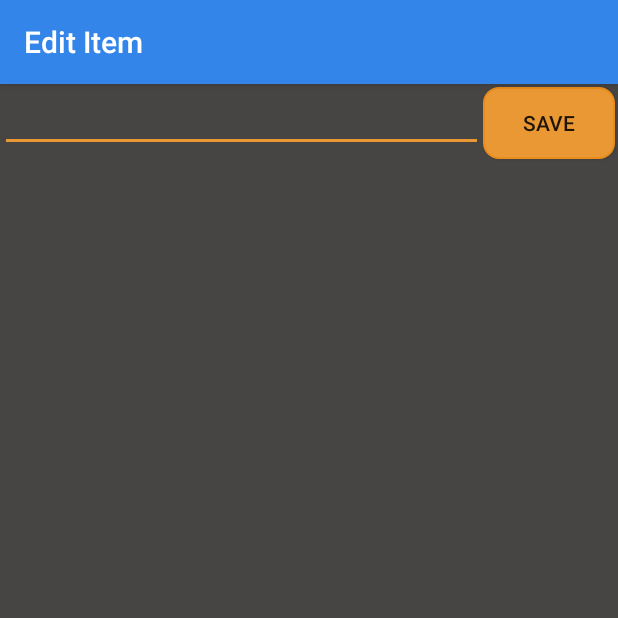
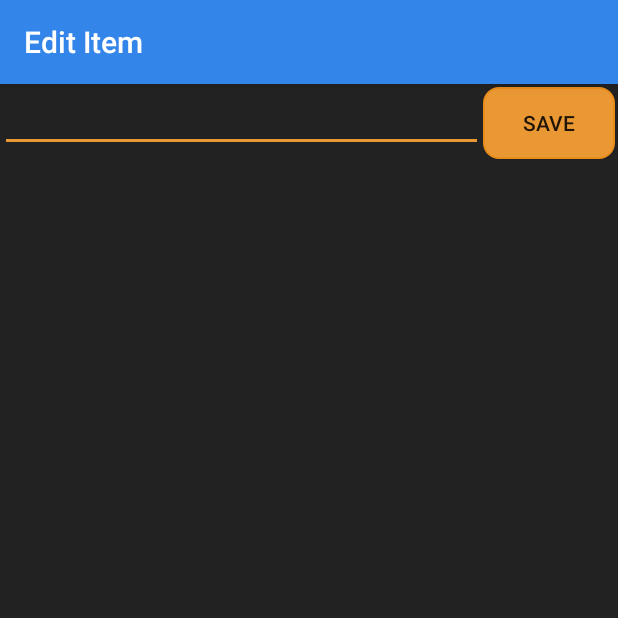
Before and after one commit to pranitishettiwar/CodepathToDo, an Android app: the screen it shows after launch (EditItemActivity), after a tap on an icon or button, on a phone screen of 412 x 824 dp, the top half of it. Run offline under Robolectric (Android 15) with nearby library versions, the phone set to English and light mode, and no system bars; libraries missing offline, so code that uses them is left out: com.raizlabs.android; 3 statements that could not run were skipped; 1 other tap on this screen came first.

Commit message:
Added new colors

```diff
--- a/SimpleTodo/app/src/main/java/com/codepath/simpletodo/MainActivity.java
+++ b/SimpleTodo/app/src/main/java/com/codepath/simpletodo/MainActivity.java
@@ -1,13 +1,16 @@
 package com.codepath.simpletodo;
 
 import android.content.Intent;
+import android.graphics.Color;
 import android.os.Bundle;
 import android.support.v7.app.AppCompatActivity;
 import android.view.View;
+import android.view.ViewGroup;
 import android.widget.AdapterView;
 import android.widget.ArrayAdapter;
 import android.widget.EditText;
 import android.widget.ListView;
+import android.widget.TextView;
 import android.widget.Toast;
 
 import com.raizlabs.android.dbflow.config.FlowConfig;
@@ -86,7 +89,19 @@ public class MainActivity extends AppCompatActivity {
 
     public void populateArrayItems() {
         readItemsFromDB();
-        aToDoAdapter = new ArrayAdapter<String>(this, android.R.layout.simple_list_item_1, todoItems);
+        aToDoAdapter = new ArrayAdapter<String>(this, android.R.layout.simple_list_item_1, todoItems) {
+            @Override
+            public View getView(int position, View convertView, ViewGroup parent) {
+                View view = super.getView(position, convertView, parent);
+
+                TextView textView = (TextView) view.findViewById(android.R.id.text1);
+
+                textView.setTextColor(Color.WHITE);
+                textView.setBackgroundColor(Color.DKGRAY);
+
+                return view;
+            }
+        };
     }
 
     private void readItemsFromDB() {
--- a/SimpleTodo/app/src/main/res/layout/activity_edit_item.xml
+++ b/SimpleTodo/app/src/main/res/layout/activity_edit_item.xml
@@ -3,8 +3,8 @@
     xmlns:tools="http://schemas.android.com/tools"
     android:layout_width="match_parent"
     android:layout_height="match_parent"
-    tools:context="com.codepath.simpletodo.EditItemActivity"
-    android:background="@color/colorBackground">
+    android:background="@color/colorBackground"
+    tools:context="com.codepath.simpletodo.EditItemActivity">
 
     <Button
         android:id="@+id/btnSave"
@@ -12,10 +12,10 @@
         android:layout_height="wrap_content"
         android:layout_alignParentRight="true"
         android:layout_alignParentTop="true"
+        android:layout_marginRight="2dp"
+        android:layout_marginTop="2dp"
         android:background="@drawable/round_button"
         android:onClick="editItem"
-        android:layout_marginTop="2dp"
-        android:layout_marginRight="2dp"
         android:text="@string/btnSave" />
 
     <EditText
@@ -26,6 +26,7 @@
         android:layout_alignParentTop="true"
         android:layout_toLeftOf="@+id/btnSave"
         android:ems="12"
-        android:inputType="textMultiLine" />
+        android:inputType="textMultiLine"
+        android:textColor="@color/colorWhite" />
 
 </RelativeLayout>
--- a/SimpleTodo/app/src/main/res/values/colors.xml
+++ b/SimpleTodo/app/src/main/res/values/colors.xml
@@ -3,5 +3,6 @@
     <color name="colorPrimary">#3385ea</color>
     <color name="colorPrimaryDark">#1c77e8</color>
     <color name="colorAccent">#ea9833</color>
-    <color name="colorBackground">#474544</color>
+    <color name="colorBackground">#232222</color>
+    <color name="colorWhite">#FFFFFF</color>
 </resources>
```
Also changed, not shown: SimpleTodo/app/src/main/res/layout/activity_main.xml (+8 -7 lines).
